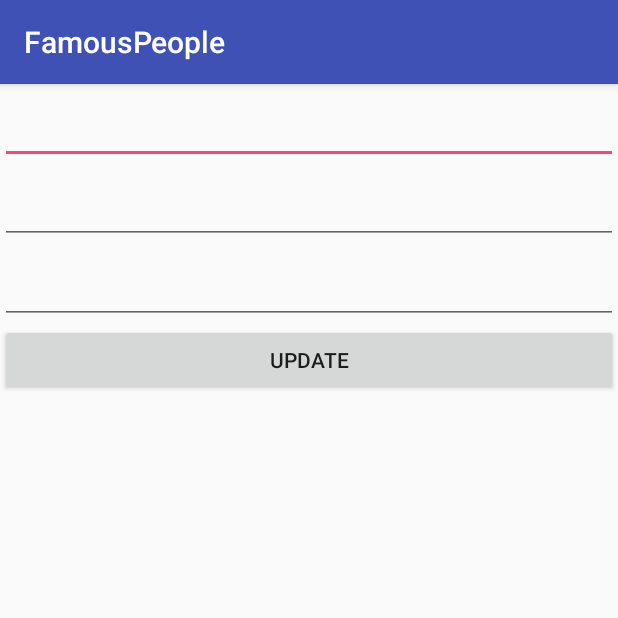
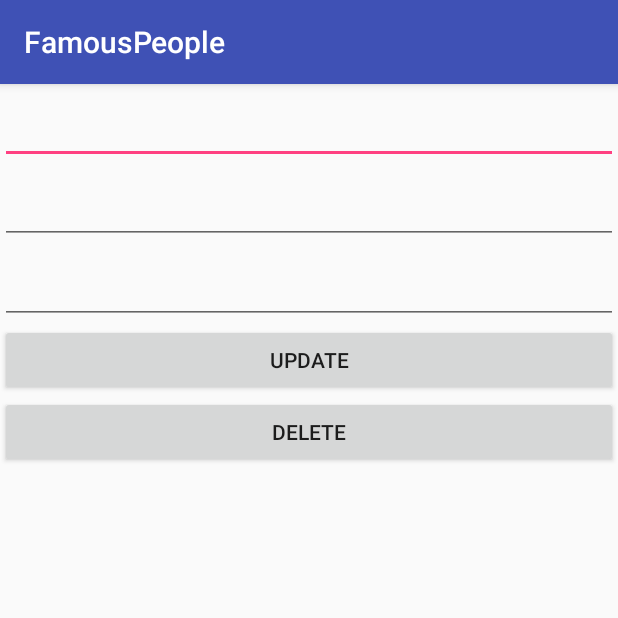
Before and after one commit to st140332/FamousPeople, an Android app: the UpdateUser screen opened directly, with no data from a screen before it, on a phone screen of 412 x 824 dp, the top half of it. Run offline under Robolectric (Android 15) with nearby library versions, the phone set to English and light mode, and no system bars.

Commit message:
Delete user info

```diff
--- a/app/src/main/java/com/vlad/famouspeople/UpdateUser.java
+++ b/app/src/main/java/com/vlad/famouspeople/UpdateUser.java
@@ -17,7 +17,8 @@ public class UpdateUser extends AppCompatActivity {
     EditText firstName;
     EditText lastName;
     EditText email;
-    Button button;
+    Button buttonUpdate;
+    Button buttonDelete;
 
     @Override
     protected void onCreate(@Nullable Bundle savedInstanceState) {
@@ -26,11 +27,12 @@ public class UpdateUser extends AppCompatActivity {
         firstName = (EditText)findViewById(R.id.first_name);
         lastName = (EditText)findViewById(R.id.last_name);
         email = (EditText)findViewById(R.id.email);
-        button = (Button)findViewById(R.id.Update);
+        buttonUpdate = (Button)findViewById(R.id.Update);
+        buttonDelete = (Button)findViewById(R.id.Delete);
 
         getParam();
 
-       button.setOnClickListener(new View.OnClickListener() {
+       buttonUpdate.setOnClickListener(new View.OnClickListener() {
            @Override
             public void onClick(View view) {
                AppDatabase db = App.getInstance().getDatabase();
@@ -43,6 +45,17 @@ public class UpdateUser extends AppCompatActivity {
                startActivity(new Intent(UpdateUser.this, MainActivity.class));
            }
         });
+
+       buttonDelete.setOnClickListener(new View.OnClickListener() {
+           @Override
+           public void onClick(View view) {
+               AppDatabase db = App.getInstance().getDatabase();
+               int Id =getIntent().getIntExtra("Id",1);
+               User user = db.userDao().getById(Id);
+               db.userDao().delete(user);
+               startActivity(new Intent(UpdateUser.this, MainActivity.class));
+           }
+       });
     }
 
     public void getParam(){
--- a/app/src/main/res/layout/user_update.xml
+++ b/app/src/main/res/layout/user_update.xml
@@ -24,4 +24,9 @@
         android:layout_width="match_parent"
         android:layout_height="wrap_content"
         android:text="Update"/>
+    <Button
+        android:id="@+id/Delete"
+        android:layout_width="match_parent"
+        android:layout_height="wrap_content"
+        android:text="Delete"/>
 </LinearLayout>
```
